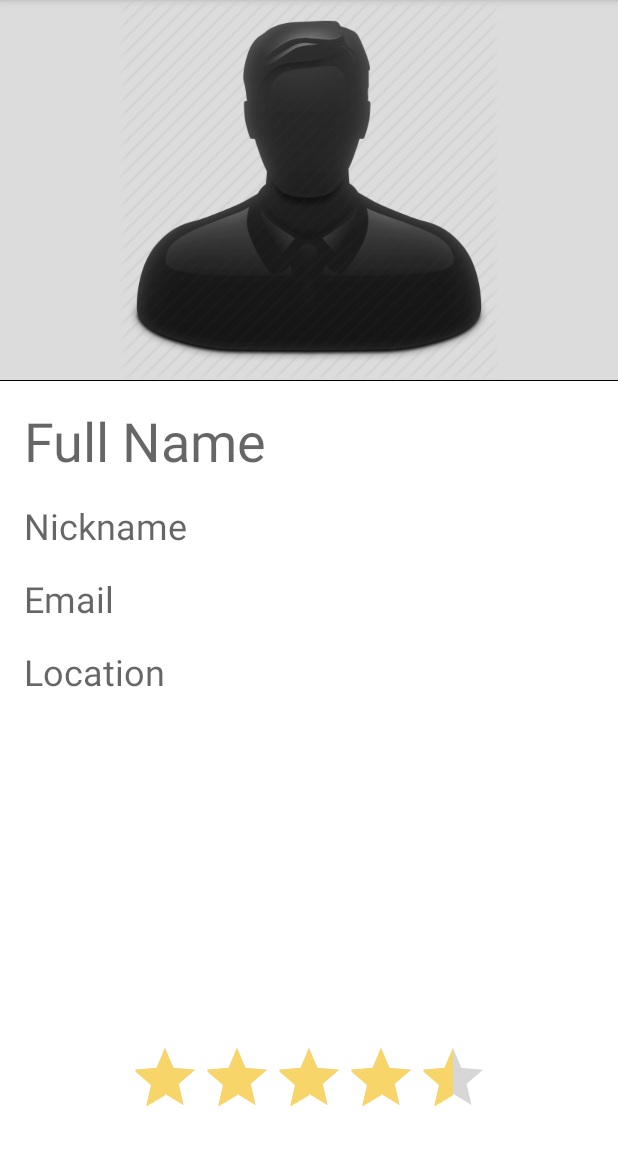
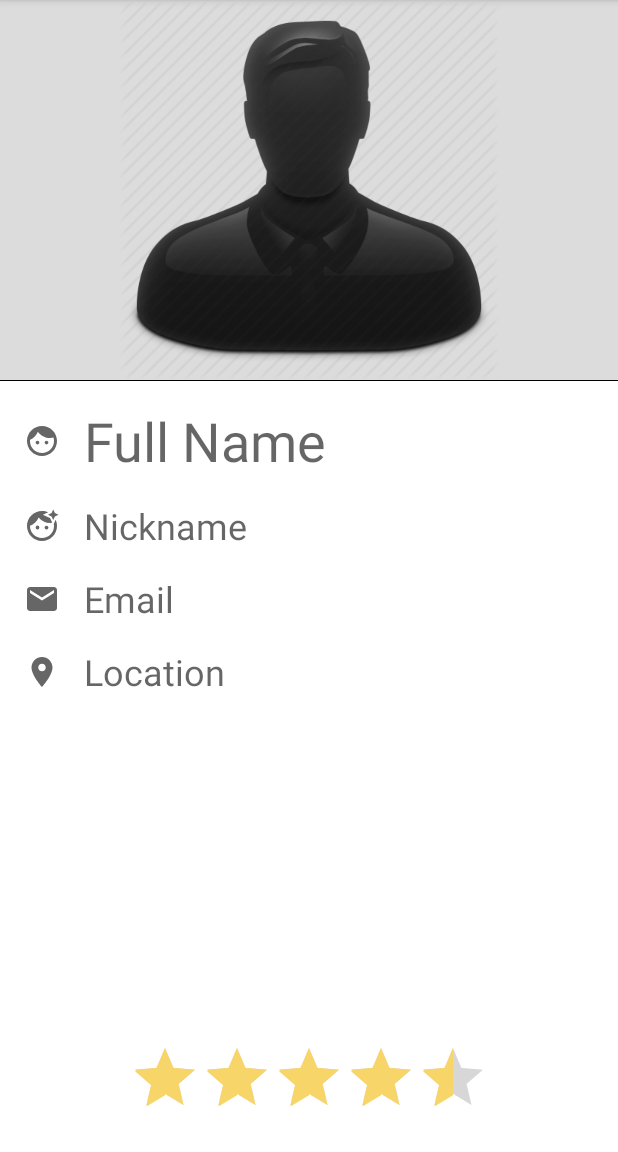
Before and after one commit to N-O-E-D/CarPooling, an Android app: the screen it shows after launch (ShowProfileActivity), on a phone screen of 412 x 824 dp, the part 84-1236 px from its top. Run offline under Robolectric (Android 15) with nearby library versions, the phone set to English and light mode, and no system bars.

Commit message:
added (android) icon near to text

```diff
--- /dev/null
+++ b/Lab/Lab1/app/src/main/res/drawable/ic_baseline_email_24.xml
@@ -0,0 +1,10 @@
+<vector xmlns:android="http://schemas.android.com/apk/res/android"
+    android:width="24dp"
+    android:height="24dp"
+    android:viewportWidth="24"
+    android:viewportHeight="24"
+    android:tint="?attr/colorControlNormal">
+  <path
+      android:fillColor="@android:color/white"
+      android:pathData="M20,4L4,4c-1.1,0 -1.99,0.9 -1.99,2L2,18c0,1.1 0.9,2 2,2h16c1.1,0 2,-0.9 2,-2L22,6c0,-1.1 -0.9,-2 -2,-2zM20,8l-8,5 -8,-5L4,6l8,5 8,-5v2z"/>
+</vector>
--- /dev/null
+++ b/Lab/Lab1/app/src/main/res/drawable/ic_baseline_face_24.xml
@@ -0,0 +1,10 @@
+<vector xmlns:android="http://schemas.android.com/apk/res/android"
+    android:width="24dp"
+    android:height="24dp"
+    android:viewportWidth="24"
+    android:viewportHeight="24"
+    android:tint="?attr/colorControlNormal">
+  <path
+      android:fillColor="@android:color/white"
+      android:pathData="M9,11.75c-0.69,0 -1.25,0.56 -1.25,1.25s0.56,1.25 1.25,1.25 1.25,-0.56 1.25,-1.25 -0.56,-1.25 -1.25,-1.25zM15,11.75c-0.69,0 -1.25,0.56 -1.25,1.25s0.56,1.25 1.25,1.25 1.25,-0.56 1.25,-1.25 -0.56,-1.25 -1.25,-1.25zM12,2C6.48,2 2,6.48 2,12s4.48,10 10,10 10,-4.48 10,-10S17.52,2 12,2zM12,20c-4.41,0 -8,-3.59 -8,-8 0,-0.29 0.02,-0.58 0.05,-0.86 2.36,-1.05 4.23,-2.98 5.21,-5.37C11.07,8.33 14.05,10 17.42,10c0.78,0 1.53,-0.09 2.25,-0.26 0.21,0.71 0.33,1.47 0.33,2.26 0,4.41 -3.59,8 -8,8z"/>
+</vector>
--- /dev/null
+++ b/Lab/Lab1/app/src/main/res/drawable/ic_baseline_face_retouching_natural_24.xml
@@ -0,0 +1,19 @@
+<vector xmlns:android="http://schemas.android.com/apk/res/android"
+    android:width="24dp"
+    android:height="24dp"
+    android:viewportWidth="24"
+    android:viewportHeight="24"
+    android:tint="?attr/colorControlNormal">
+  <path
+      android:fillColor="@android:color/white"
+      android:pathData="M9,13m-1.25,0a1.25,1.25 0,1 1,2.5 0a1.25,1.25 0,1 1,-2.5 0"/>
+  <path
+      android:fillColor="@android:color/white"
+      android:pathData="M20.77,8.58l-0.92,2.01c0.09,0.46 0.15,0.93 0.15,1.41 0,4.41 -3.59,8 -8,8s-8,-3.59 -8,-8c0,-0.05 0.01,-0.1 0,-0.14 2.6,-0.98 4.69,-2.99 5.74,-5.55C11.58,8.56 14.37,10 17.5,10c0.45,0 0.89,-0.04 1.33,-0.1l-0.6,-1.32 -0.88,-1.93 -1.93,-0.88 -2.79,-1.27 2.79,-1.27 0.71,-0.32C14.87,2.33 13.47,2 12,2 6.48,2 2,6.48 2,12s4.48,10 10,10 10,-4.48 10,-10c0,-1.47 -0.33,-2.87 -0.9,-4.13l-0.33,0.71z"/>
+  <path
+      android:fillColor="@android:color/white"
+      android:pathData="M15,13m-1.25,0a1.25,1.25 0,1 1,2.5 0a1.25,1.25 0,1 1,-2.5 0"/>
+  <path
+      android:fillColor="@android:color/white"
+      android:pathData="M20.6,5.6L19.5,8l-1.1,-2.4L16,4.5l2.4,-1.1L19.5,1l1.1,2.4L23,4.5z"/>
+</vector>
--- /dev/null
+++ b/Lab/Lab1/app/src/main/res/drawable/ic_baseline_location_on_24.xml
@@ -0,0 +1,10 @@
+<vector xmlns:android="http://schemas.android.com/apk/res/android"
+    android:width="24dp"
+    android:height="24dp"
+    android:viewportWidth="24"
+    android:viewportHeight="24"
+    android:tint="?attr/colorControlNormal">
+  <path
+      android:fillColor="@android:color/white"
+      android:pathData="M12,2C8.13,2 5,5.13 5,9c0,5.25 7,13 7,13s7,-7.75 7,-13c0,-3.87 -3.13,-7 -7,-7zM12,11.5c-1.38,0 -2.5,-1.12 -2.5,-2.5s1.12,-2.5 2.5,-2.5 2.5,1.12 2.5,2.5 -1.12,2.5 -2.5,2.5z"/>
+</vector>
--- a/Lab/Lab1/app/src/main/res/layout-land/activity_main.xml
+++ b/Lab/Lab1/app/src/main/res/layout-land/activity_main.xml
@@ -7,6 +7,7 @@
     tools:context=".ShowProfileActivity">
 
     <View
+        android:id="@+id/view3"
         android:layout_width="1dp"
         android:layout_height="wrap_content"
         android:background="#000000"
@@ -29,7 +30,7 @@
         android:textSize="@dimen/primary_text"
         app:layout_constraintBottom_toTopOf="@+id/nicknameTV"
         app:layout_constraintEnd_toEndOf="parent"
-        app:layout_constraintStart_toStartOf="@+id/verticalGuideline"
+        app:layout_constraintStart_toEndOf="@+id/fullnameIcon"
         app:layout_constraintTop_toTopOf="parent"
         app:layout_constraintVertical_chainStyle="packed" />
 
@@ -108,4 +109,54 @@
         app:layout_constraintBottom_toBottomOf="parent"
         app:layout_constraintEnd_toEndOf="parent" />
 
+    <ImageView
+        android:id="@+id/fullnameIcon"
+        android:layout_width="wrap_content"
+        android:layout_height="wrap_content"
+        android:layout_marginStart="16dp"
+        android:layout_marginLeft="16dp"
+        android:contentDescription="@string/fullName"
+        app:layout_constraintBottom_toBottomOf="@+id/fullNameTV"
+        app:layout_constraintStart_toStartOf="@+id/verticalGuideline"
+        app:layout_constraintTop_toTopOf="@+id/fullNameTV"
+        app:srcCompat="@drawable/ic_baseline_face_24"
+        tools:ignore="VectorDrawableCompat" />
+
+    <ImageView
+        android:id="@+id/nicknameIcon"
+        android:layout_width="wrap_content"
+        android:layout_height="wrap_content"
+        android:contentDescription="@string/nickname"
+        app:layout_constraintBottom_toBottomOf="@+id/nicknameTV"
+        app:layout_constraintEnd_toEndOf="@+id/fullnameIcon"
+        app:layout_constraintStart_toStartOf="@+id/fullnameIcon"
+        app:layout_constraintTop_toTopOf="@+id/nicknameTV"
+        app:srcCompat="@drawable/ic_baseline_face_retouching_natural_24"
+        tools:ignore="VectorDrawableCompat" />
+
+    <ImageView
+        android:id="@+id/emailIcon"
+        android:layout_width="wrap_content"
+        android:layout_height="wrap_content"
+        android:contentDescription="@string/email"
+        app:layout_constraintBottom_toBottomOf="@+id/emailTV"
+        app:layout_constraintEnd_toEndOf="@+id/nicknameIcon"
+        app:layout_constraintHorizontal_bias="0.0"
+        app:layout_constraintStart_toStartOf="@+id/nicknameIcon"
+        app:layout_constraintTop_toTopOf="@+id/emailTV"
+        app:srcCompat="@drawable/ic_baseline_email_24"
+        tools:ignore="VectorDrawableCompat" />
+
+    <ImageView
+        android:id="@+id/locationIcon"
+        android:layout_width="wrap_content"
+        android:layout_height="wrap_content"
+        android:contentDescription="@string/location"
+        app:layout_constraintBottom_toBottomOf="@+id/locationTV"
+        app:layout_constraintEnd_toEndOf="@+id/emailIcon"
+        app:layout_constraintStart_toStartOf="@+id/emailIcon"
+        app:layout_constraintTop_toTopOf="@+id/locationTV"
+        app:srcCompat="@drawable/ic_baseline_location_on_24"
+        tools:ignore="VectorDrawableCompat" />
+
 </androidx.constraintlayout.widget.ConstraintLayout>
--- a/Lab/Lab1/app/src/main/res/layout/activity_main.xml
+++ b/Lab/Lab1/app/src/main/res/layout/activity_main.xml
@@ -7,6 +7,7 @@
     tools:context=".ShowProfileActivity">
 
     <View
+        android:id="@+id/view2"
         android:layout_width="wrap_content"
         android:layout_height="1dp"
         android:background="#000000"
@@ -29,7 +30,7 @@
         android:textSize="@dimen/primary_text"
         app:layout_constraintBottom_toTopOf="@+id/nicknameTV"
         app:layout_constraintEnd_toEndOf="parent"
-        app:layout_constraintStart_toStartOf="parent"
+        app:layout_constraintStart_toEndOf="@+id/fullnameIcon"
         app:layout_constraintTop_toTopOf="@+id/horizontalGuideline"
         app:layout_constraintVertical_chainStyle="packed" />
 
@@ -108,6 +109,54 @@
         android:secondaryProgressTint="#f8d568"
         />
 
+    <ImageView
+        android:id="@+id/fullnameIcon"
+        android:layout_width="wrap_content"
+        android:layout_height="wrap_content"
+        android:layout_marginStart="16dp"
+        android:layout_marginLeft="16dp"
+        android:contentDescription="@string/fullName"
+        app:layout_constraintBottom_toBottomOf="@+id/fullNameTV"
+        app:layout_constraintStart_toStartOf="parent"
+        app:layout_constraintTop_toTopOf="@+id/fullNameTV"
+        app:srcCompat="@drawable/ic_baseline_face_24"
+        tools:ignore="VectorDrawableCompat" />
+
+    <ImageView
+        android:id="@+id/nicknameIcon"
+        android:layout_width="wrap_content"
+        android:layout_height="wrap_content"
+        android:contentDescription="@string/nickname"
+        app:layout_constraintBottom_toBottomOf="@+id/nicknameTV"
+        app:layout_constraintEnd_toEndOf="@+id/fullnameIcon"
+        app:layout_constraintStart_toStartOf="@+id/fullnameIcon"
+        app:layout_constraintTop_toTopOf="@+id/nicknameTV"
+        app:srcCompat="@drawable/ic_baseline_face_retouching_natural_24"
+        tools:ignore="VectorDrawableCompat" />
+
+    <ImageView
+        android:id="@+id/emailIcon"
+        android:layout_width="wrap_content"
+        android:layout_height="wrap_content"
+        android:contentDescription="@string/email"
+        app:layout_constraintBottom_toBottomOf="@+id/emailTV"
+        app:layout_constraintEnd_toEndOf="@+id/nicknameIcon"
+        app:layout_constraintStart_toStartOf="@+id/nicknameIcon"
+        app:layout_constraintTop_toTopOf="@+id/emailTV"
+        app:srcCompat="@drawable/ic_baseline_email_24"
+        tools:ignore="VectorDrawableCompat" />
+
+    <ImageView
+        android:id="@+id/locationIcon"
+        android:layout_width="wrap_content"
+        android:layout_height="wrap_content"
+        android:contentDescription="@string/location"
+        app:layout_constraintBottom_toBottomOf="@+id/locationTV"
+        app:layout_constraintEnd_toEndOf="@+id/emailIcon"
+        app:layout_constraintStart_toStartOf="@+id/emailIcon"
+        app:layout_constraintTop_toTopOf="@+id/locationTV"
+        app:srcCompat="@drawable/ic_baseline_location_on_24"
+        tools:ignore="VectorDrawableCompat" />
 
 
 </androidx.constraintlayout.widget.ConstraintLayout>
```
Also changed, not shown: Lab/Lab1/app/src/main/res/layout-land/activity_edit_profile.xml (+55 -5 lines), Lab/Lab1/app/src/main/res/layout/activity_edit_profile.xml (+54 -2 lines).
